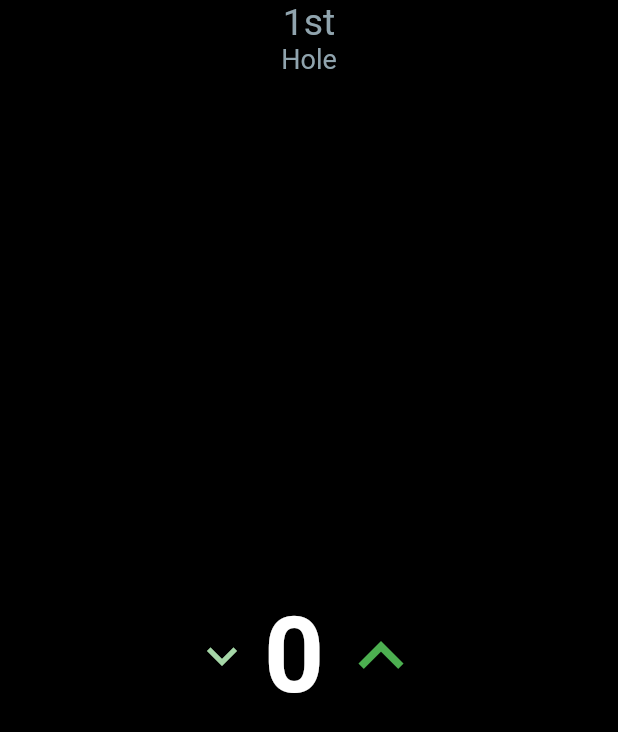
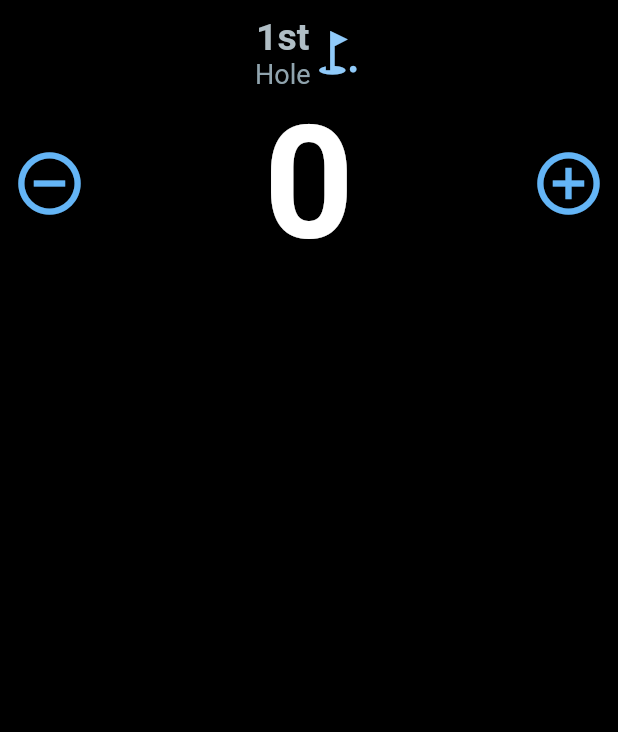
Before and after one commit to semog/golfstroke, a Flutter app: the screen it shows after launch, on a phone screen of 412 x 824 dp. Shown: the top 732 px of the screen. Run offline on Flutter 3.47's test engine with Material 2 defaults, Android fonts, the phone set to English and light mode, and no system bars; our stand-ins replace sqflite; accounts and stored records are empty.

Commit message:
Improved the stroke add/decrement buttons to use plus/minus icons. Changed to GestureDetector for detecting vertical swiping for changing holes. Added dynamic sizing of stroke count font to display as large as possible for single digit strokes. Size down for double-digit strokes.

```diff
--- a/lib/CurrentRound.dart
+++ b/lib/CurrentRound.dart
@@ -1,3 +1,4 @@
+import 'package:flutter/gestures.dart';
 import 'package:flutter/material.dart';
 import 'package:golfstroke/Round.dart';
 import 'package:golfstroke/dbutils.dart';
@@ -45,28 +46,29 @@ class _CurrentRoundPageState extends State<CurrentRoundPage> {
     if (!_loadData()) {
       return loadingScreen;
     }
-    return Dismissible(
+    return GestureDetector(
       key: Key(round.currentHole.hashCode.toString()),
-      direction: DismissDirection.vertical,
-      onDismissed: (direction) {
-        if (DismissDirection.up == direction) {
+      onVerticalDragEnd: (details) {
+        if (details.primaryVelocity > 0) {
+          _previousHole();
+        } else if (details.primaryVelocity < 0) {
           _nextHole();
-        } else if (DismissDirection.down == direction) {
-          _previousHole();
         }
       },
       child: Scaffold(
         backgroundColor: Colors.black,
         body: Center(
           child: Column(
-            mainAxisAlignment: MainAxisAlignment.center,
+            mainAxisAlignment: MainAxisAlignment.start,
             children: <Widget>[
-              Row(mainAxisAlignment: MainAxisAlignment.center, children: <Widget>[
+              Padding(
+                padding: EdgeInsets.only(top: 10.0),
+                child: Row(mainAxisAlignment: MainAxisAlignment.center, children: <Widget>[
                   Column(
                     children: <Widget>[
                       Text(
                         fmtHoleNum(round.currentHoleNum),
-                      style: TextStyle(fontSize: 25.0, color: Colors.blueGrey[300]),
+                        style: TextStyle(fontSize: 25.0, fontWeight: FontWeight.bold, color: Colors.blueGrey[200]),
                       ),
                       Text(
                         'Hole',
@@ -74,25 +76,33 @@ class _CurrentRoundPageState extends State<CurrentRoundPage> {
                       ),
                     ],
                   ),
+                  Icon(
+                    Icons.golf_course,
+                    color: Colors.blue[200],
+                    size: 35.0,
+                  ),
                 ]),
-              Expanded(
+              ),
+              Padding(
+                padding: EdgeInsets.only(top: _getStrokeCountPadding()),
                 child: Row(
-                  mainAxisAlignment: MainAxisAlignment.center,
+                  mainAxisAlignment: MainAxisAlignment.spaceBetween,
                   children: <Widget>[
                     IconButton(
-                      icon: Icon(Icons.expand_more),
-                      iconSize: 40.0,
-                      color: Colors.green[200],
+                      icon: Icon(Icons.remove_circle_outline),
+                      iconSize: 50.0,
+                      color: Colors.blue[300],
                       onPressed: _decrementStrokes,
                     ),
                     Text(
                       '${round.currentStrokeCount}',
-                      style: TextStyle(fontSize: 70.0, fontWeight: FontWeight.bold, color: Colors.white),
+                      style:
+                          TextStyle(fontSize: _getStrokeFontSize(), fontWeight: FontWeight.bold, color: Colors.white),
                     ),
                     IconButton(
-                      icon: Icon(Icons.expand_less),
-                      iconSize: 60.0,
-                      color: Colors.green,
+                      icon: Icon(Icons.add_circle_outline),
+                      iconSize: 50.0,
+                      color: Colors.blue[300],
                       onPressed: _incrementStrokes,
                     ),
                   ],
@@ -105,6 +115,20 @@ class _CurrentRoundPageState extends State<CurrentRoundPage> {
     );
   }
 
+  double _getStrokeCountPadding() {
+    if (round.currentStrokeCount > 9) {
+      return 21.0;
+    }
+    return 1.0;
+  }
+
+  double _getStrokeFontSize() {
+    if (round.currentStrokeCount > 9) {
+      return 70.0;
+    }
+    return 105.0;
+  }
+
   Widget get loadingScreen => Scaffold(
         backgroundColor: Colors.black,
         body: Center(
```
Lines whose indentation alone changed are shown as unchanged.
